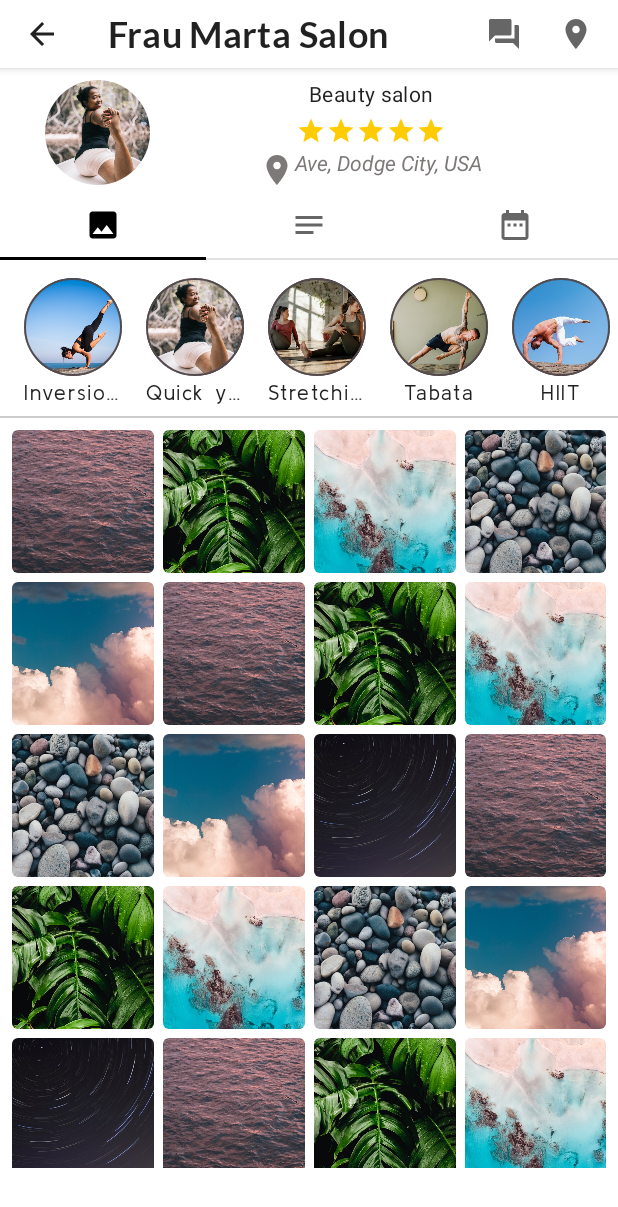
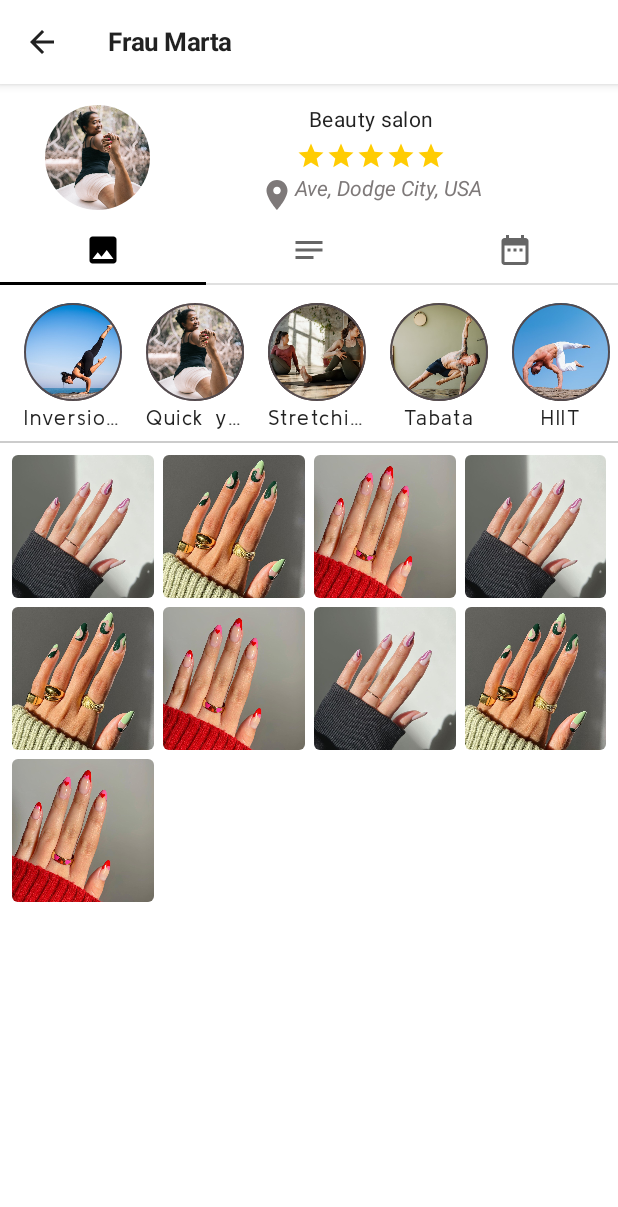
Before and after one commit to sssplinter/BeautyGuid, an Android app built with Jetpack Compose: the @Preview function PortfolioPreview, on a phone screen of 412 x 824 dp. Shown: the top 1207 px of the screen. Run offline under Robolectric (Android 15) with nearby library versions, the light colour scheme and no system bars; our stand-ins replace accompanist.

Commit message:
reorganize salon portfolio screen and apply mvi states, events and effects handling

```diff
--- a/app/src/main/java/com/breaktime/signscreen/screen/main/MainScreen.kt
+++ b/app/src/main/java/com/breaktime/signscreen/screen/main/MainScreen.kt
@@ -25,7 +25,7 @@ import androidx.navigation.navigation
 import com.breaktime.signscreen.navigation.Graph
 import com.breaktime.signscreen.navigation.Screen
 import com.breaktime.signscreen.screen.appointments.specialists.SpecialistsScreen
-import com.breaktime.signscreen.screen.portfolio.photo.Portfolio
+import com.breaktime.signscreen.screen.portfolio.PortfolioScreen
 import com.breaktime.signscreen.screen.profile.personalAccount.PersonalAccount
 import com.breaktime.signscreen.screen.profile.personalData.EditProfileScreen
 
@@ -85,7 +85,7 @@ fun NavGraphBuilder.mainScreen(navController: NavController) {
             })
         }
         composable(route = Screen.PortfolioScreen.route) {
-            Portfolio()
+            PortfolioScreen(onNavigateBack = {}, onOpenPhoto = {})
         }
     }
 }
--- a/app/src/main/java/com/breaktime/signscreen/screen/portfolio/PortfolioScreen.kt
+++ b/app/src/main/java/com/breaktime/signscreen/screen/portfolio/PortfolioScreen.kt
@@ -1,57 +1,111 @@
 package com.breaktime.signscreen.screen.portfolio
 
-import androidx.compose.foundation.layout.height
+import android.content.Context
+import android.widget.Toast
 import androidx.compose.foundation.layout.padding
-import androidx.compose.material.*
+import androidx.compose.material.Scaffold
 import androidx.compose.material.icons.Icons
 import androidx.compose.material.icons.filled.ArrowBack
-import androidx.compose.material.icons.filled.LocationOn
-import androidx.compose.material.icons.filled.QuestionAnswer
-import androidx.compose.runtime.Composable
+import androidx.compose.runtime.*
 import androidx.compose.ui.Modifier
+import androidx.compose.ui.platform.LocalContext
 import androidx.compose.ui.tooling.preview.Preview
-import androidx.compose.ui.unit.dp
+import androidx.lifecycle.viewmodel.compose.viewModel
+import com.breaktime.signscreen.screen.portfolio.SalonPortfolioContract.*
 import com.breaktime.signscreen.screen.portfolio.photo.Portfolio
 import com.breaktime.signscreen.ui.theme.SignScreenTheme
-import com.breaktime.signscreen.ui.theme.salonH6
+import com.breaktime.signscreen.uiItems.dialogs.IconButtonData
+import com.breaktime.signscreen.uiItems.topBar.CommonTopAppBar
+import kotlinx.coroutines.CoroutineScope
+import kotlinx.coroutines.ensureActive
+import kotlinx.coroutines.launch
 
 @Composable
-fun PortfolioScreen() {
+fun PortfolioScreen(
+    salonPortfolioViewModel: SalonPortfolioViewModel = viewModel(),
+    onNavigateBack: () -> Unit,
+    onOpenPhoto: (Int) -> Unit
+) {
+    val scope = rememberCoroutineScope()
+    val context = LocalContext.current
+    val showLoadingDialog = remember { mutableStateOf(false) }
+
+    initObservable(
+        scope, context, salonPortfolioViewModel, onNavigateBack, onOpenPhoto, showLoadingDialog
+    )
+
     SignScreenTheme {
-        Scaffold(topBar = { TopAppBarSample() }) { paddingValues ->
-            Portfolio(Modifier.padding(paddingValues))
+        Scaffold(
+            topBar = {
+                CommonTopAppBar(
+                    "Frau Marta",
+                    modifier = Modifier,
+                    navigationButton = IconButtonData(imageVector = Icons.Default.ArrowBack,
+                        onClick = {
+                            salonPortfolioViewModel.setEvent(SalonPortfolioEvent.OnNavigateBackClick)
+                        }),
+                )
+            },
+        ) { paddingValues ->
+            Portfolio(
+                Modifier.padding(paddingValues),
+                onPhotoClick = { index ->
+                    salonPortfolioViewModel.setEvent(
+                        SalonPortfolioEvent.OnPhotoClick(index)
+                    )
+                })
         }
     }
 }
 
-@Composable
-fun TopAppBarSample(modifier: Modifier = Modifier) {
-    TopAppBar(
-        modifier = modifier.height(45.dp),
-        elevation = 4.dp,
-        title = {
-            Text("Frau Marta Salon", style = MaterialTheme.typography.salonH6)
-        },
-        backgroundColor = MaterialTheme.colors.onPrimary,
-        navigationIcon = {
-            IconButton(onClick = {/* Do Something*/ }) {
-                Icon(Icons.Filled.ArrowBack, null)
+private fun initObservable(
+    composableScope: CoroutineScope,
+    context: Context,
+    salonPortfolioViewModel: SalonPortfolioViewModel,
+    onNavigateBack: () -> Unit,
+    onOpenPhoto: (Int) -> Unit,
+    showLoadingDialog: MutableState<Boolean>
+) {
+
+    composableScope.launch {
+        salonPortfolioViewModel.uiState.collect { state ->
+            when (state) {
+                is SalonPortfolioState.Loading -> {
+                    showLoadingDialog.value = true
+                }
+                else -> {
+                    showLoadingDialog.value = false
+                }
             }
-        }, actions = {
-            IconButton(onClick = {/* Do Something*/ }) {
-                Icon(Icons.Filled.QuestionAnswer, null)
+        }
+    }
+
+    composableScope.launch {
+        salonPortfolioViewModel.effect.collect { effect ->
+            composableScope.ensureActive()
+            when (effect) {
+                SalonPortfolioEffect.NavigateBack -> {
+                    onNavigateBack()
+                }
+                is SalonPortfolioEffect.OpenPhoto -> {
+                    onOpenPhoto(effect.photoId)
+                    Toast.makeText(
+                        context, effect.photoId.toString(), Toast.LENGTH_SHORT
+                    ).show()
+                }
+                is SalonPortfolioEffect.OpenStory -> {}
+                is SalonPortfolioEffect.ShowErrorMessage -> {}
+                is SalonPortfolioEffect.SwitchTab -> {
+                }
             }
-            IconButton(onClick = {/* Do Something*/ }) {
-                Icon(Icons.Filled.LocationOn, null)
-            }
-        })
+        }
+    }
 }
-
 
 @Preview
 @Composable
 fun PortfolioPreview() {
     SignScreenTheme {
-        PortfolioScreen()
+        PortfolioScreen(onOpenPhoto = {}, onNavigateBack = {})
     }
 }
--- a/app/src/main/java/com/breaktime/signscreen/screen/portfolio/photo/PhotoScreen.kt
+++ b/app/src/main/java/com/breaktime/signscreen/screen/portfolio/photo/Portfolio.kt
@@ -41,14 +41,12 @@ import kotlinx.coroutines.launch
 
 @OptIn(ExperimentalPagerApi::class)
 @Composable
-fun Portfolio(modifier: Modifier = Modifier) {
+fun Portfolio(modifier: Modifier = Modifier, onPhotoClick: (Int) -> Unit) {
     val pagerState = rememberPagerState()
     val scope = rememberCoroutineScope()
 
     val pages = mutableListOf(
-        Icons.Default.Image,
-        Icons.Default.Notes,
-        Icons.Default.DateRange
+        Icons.Default.Image, Icons.Default.Notes, Icons.Default.DateRange
     )
 
     Column(
@@ -59,13 +57,11 @@ fun Portfolio(modifier: Modifier = Modifier) {
         SalonInfoSection(R.drawable.ab2_quick_yoga)
 
         TabRow(
-            selectedTabIndex = pagerState.currentPage,
-            indicator = { tabPositions ->
+            selectedTabIndex = pagerState.currentPage, indicator = { tabPositions ->
                 TabRowDefaults.Indicator(
                     Modifier.pagerTabIndicatorOffset(pagerState, tabPositions)
                 )
-            },
-            backgroundColor = MaterialTheme.colors.onPrimary
+            }, backgroundColor = MaterialTheme.colors.onPrimary
         ) {
             pages.forEachIndexed { index, vector ->
                 Tab(
@@ -79,8 +75,7 @@ fun Portfolio(modifier: Modifier = Modifier) {
                             modifier = Modifier.height(30.dp),
                         ) {
                             Icon(
-                                imageVector = vector,
-                                contentDescription = null
+                                imageVector = vector, contentDescription = null
                             )
                         }
                     },
@@ -107,7 +102,7 @@ fun Portfolio(modifier: Modifier = Modifier) {
                             color = Color.LightGray,
                             modifier = Modifier.padding(top = 8.dp)
                         )
-                        FavoriteCollectionsGrid()
+                        FavoriteCollectionsGrid(onPhotoClick = onPhotoClick)
                     }
                 }
                 Icons.Default.Notes -> {
@@ -127,11 +122,10 @@ fun Portfolio(modifier: Modifier = Modifier) {
 
 @Composable
 fun SalonInfoSection(
-    @DrawableRes imageId: Int,
-    modifier: Modifier = Modifier
+    @DrawableRes imageId: Int, modifier: Modifier = Modifier
 ) {
     Column(modifier = Modifier.fillMaxWidth(), horizontalAlignment = Alignment.Start) {
-        Row(modifier = Modifier.padding(horizontal = 30.dp)) {
+        Row(modifier = Modifier.padding(start = 30.dp, end = 30.dp, top = 6.dp)) {
             Image(
                 painter = painterResource(imageId),
                 contentDescription = null,
@@ -240,7 +234,8 @@ fun AlignYourBodyElement(
 
 @Composable
 fun FavoriteCollectionsGrid(
-    modifier: Modifier = Modifier
+    modifier: Modifier = Modifier,
+    onPhotoClick: (Int) -> Unit
 ) {
     LazyVerticalGrid(columns = GridCells.Fixed(4),
         contentPadding = PaddingValues(horizontal = 8.dp, vertical = 8.dp),
@@ -251,7 +246,8 @@ fun FavoriteCollectionsGrid(
             items(favoriteCollectionsData.size) { index ->
                 val item = favoriteCollectionsData[index]
                 FavoriteCollectionCard(
-                    imageId = item.drawable, text = item.text
+                    imageId = item.drawable,
+                    onPhotoClick = { onPhotoClick(index) }
                 )
             }
         })
@@ -259,10 +255,10 @@ fun FavoriteCollectionsGrid(
 
 @Composable
 fun FavoriteCollectionCard(
-    @DrawableRes imageId: Int, @StringRes text: Int, modifier: Modifier = Modifier
+    @DrawableRes imageId: Int, modifier: Modifier = Modifier, onPhotoClick: () -> Unit
 ) {
     Surface(
-        modifier = modifier, shape = MaterialTheme.shapes.small
+        modifier = modifier.clickable { onPhotoClick() }, shape = MaterialTheme.shapes.small
     ) {
         Image(
             painter = painterResource(imageId),
@@ -283,57 +279,15 @@ private val alignYourBodyData = listOf(
 ).map { DrawableStringPair(it.first, it.second) }
 
 private val favoriteCollectionsData = listOf(
-    R.drawable.fc1_short_mantras to R.string.fc1_short_mantras,
-    R.drawable.fc2_nature_meditations to R.string.fc2_nature_meditations,
-    R.drawable.fc3_stress_and_anxiety to R.string.fc3_stress_and_anxiety,
-    R.drawable.fc4_self_massage to R.string.fc4_self_massage,
-    R.drawable.fc5_overwhelmed to R.string.fc5_overwhelmed,
-    R.drawable.fc1_short_mantras to R.string.fc1_short_mantras,
-    R.drawable.fc2_nature_meditations to R.string.fc2_nature_meditations,
-    R.drawable.fc3_stress_and_anxiety to R.string.fc3_stress_and_anxiety,
-    R.drawable.fc4_self_massage to R.string.fc4_self_massage,
-    R.drawable.fc5_overwhelmed to R.string.fc5_overwhelmed,
-    R.drawable.fc6_nightly_wind_down to R.string.fc6_nightly_wind_down,
-    R.drawable.fc1_short_mantras to R.string.fc1_short_mantras,
-    R.drawable.fc2_nature_meditations to R.string.fc2_nature_meditations,
-    R.drawable.fc3_stress_and_anxiety to R.string.fc3_stress_and_anxiety,
-    R.drawable.fc4_self_massage to R.string.fc4_self_massage,
-    R.drawable.fc5_overwhelmed to R.string.fc5_overwhelmed,
-    R.drawable.fc6_nightly_wind_down to R.string.fc6_nightly_wind_down,
-    R.drawable.fc1_short_mantras to R.string.fc1_short_mantras,
-    R.drawable.fc2_nature_meditations to R.string.fc2_nature_meditations,
-    R.drawable.fc3_stress_and_anxiety to R.string.fc3_stress_and_anxiety,
-    R.drawable.fc4_self_massage to R.string.fc4_self_massage,
-    R.drawable.fc5_overwhelmed to R.string.fc5_overwhelmed,
-    R.drawable.fc1_short_mantras to R.string.fc1_short_mantras,
-    R.drawable.fc2_nature_meditations to R.string.fc2_nature_meditations,
-    R.drawable.fc3_stress_and_anxiety to R.string.fc3_stress_and_anxiety,
-    R.drawable.fc4_self_massage to R.string.fc4_self_massage,
-    R.drawable.fc5_overwhelmed to R.string.fc5_overwhelmed,
-    R.drawable.fc6_nightly_wind_down to R.string.fc6_nightly_wind_down,
-    R.drawable.fc1_short_mantras to R.string.fc1_short_mantras,
-    R.drawable.fc2_nature_meditations to R.string.fc2_nature_meditations,
-    R.drawable.fc3_stress_and_anxiety to R.string.fc3_stress_and_anxiety,
-    R.drawable.fc4_self_massage to R.string.fc4_self_massage,
-    R.drawable.fc5_overwhelmed to R.string.fc5_overwhelmed,
-    R.drawable.fc6_nightly_wind_down to R.string.fc6_nightly_wind_down,
-    R.drawable.fc1_short_mantras to R.string.fc1_short_mantras,
-    R.drawable.fc2_nature_meditations to R.string.fc2_nature_meditations,
-    R.drawable.fc3_stress_and_anxiety to R.string.fc3_stress_and_anxiety,
-    R.drawable.fc4_self_massage to R.string.fc4_self_massage,
-    R.drawable.fc5_overwhelmed to R.string.fc5_overwhelmed,
-    R.drawable.fc1_short_mantras to R.string.fc1_short_mantras,
-    R.drawable.fc2_nature_meditations to R.string.fc2_nature_meditations,
-    R.drawable.fc3_stress_and_anxiety to R.string.fc3_stress_and_anxiety,
-    R.drawable.fc4_self_massage to R.string.fc4_self_massage,
-    R.drawable.fc5_overwhelmed to R.string.fc5_overwhelmed,
-    R.drawable.fc6_nightly_wind_down to R.string.fc6_nightly_wind_down,
-    R.drawable.fc1_short_mantras to R.string.fc1_short_mantras,
-    R.drawable.fc2_nature_meditations to R.string.fc2_nature_meditations,
-    R.drawable.fc3_stress_and_anxiety to R.string.fc3_stress_and_anxiety,
-    R.drawable.fc4_self_massage to R.string.fc4_self_massage,
-    R.drawable.fc5_overwhelmed to R.string.fc5_overwhelmed,
-    R.drawable.fc6_nightly_wind_down to R.string.fc6_nightly_wind_down
+    R.drawable.im_nails to R.string.fc1_short_mantras,
+    R.drawable.im_nails2 to R.string.fc2_nature_meditations,
+    R.drawable.im_nails3 to R.string.fc3_stress_and_anxiety,
+    R.drawable.im_nails to R.string.fc1_short_mantras,
+    R.drawable.im_nails2 to R.string.fc2_nature_meditations,
+    R.drawable.im_nails3 to R.string.fc3_stress_and_anxiety,
+    R.drawable.im_nails to R.string.fc1_short_mantras,
+    R.drawable.im_nails2 to R.string.fc2_nature_meditations,
+    R.drawable.im_nails3 to R.string.fc3_stress_and_anxiety,
 ).map { DrawableStringPair(it.first, it.second) }
 
 private data class DrawableStringPair(
--- a/app/src/main/java/com/breaktime/signscreen/uiItems/slot_based_sections/SlotBasedSections.kt
+++ b/app/src/main/java/com/breaktime/signscreen/uiItems/slot_based_sections/SlotBasedSections.kt
@@ -29,7 +29,7 @@ fun SlotBasedSections(modifier: Modifier = Modifier) {
             AlignYourBodyRow()
         }
         SlotBasedHomeSection(title = R.string.favorite_collections) {
-            FavoriteCollectionsGrid()
+            FavoriteCollectionsGrid(onPhotoClick = {})
         }
     }
 }
```
